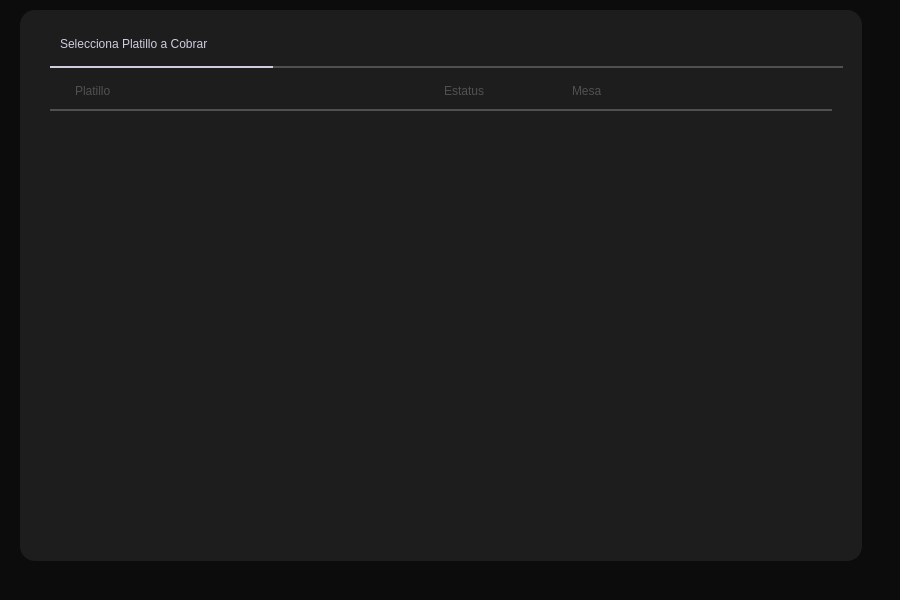
Qt form Restaurante/Cajero/principal_cajero.ui (camvaz/restaurante-ihc) before a commit.
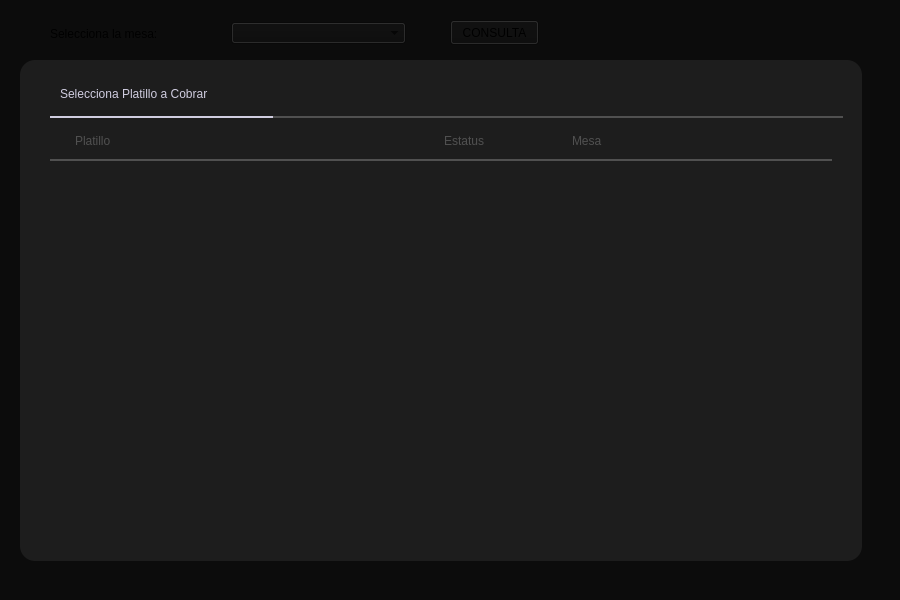
The same form after that commit.

```diff
--- a/Restaurante/Cajero/principal_cajero.ui
+++ b/Restaurante/Cajero/principal_cajero.ui
@@ -21,15 +21,15 @@
     <property name="geometry">
      <rect>
       <x>20</x>
-      <y>10</y>
+      <y>60</y>
       <width>842</width>
-      <height>551</height>
+      <height>501</height>
      </rect>
     </property>
     <property name="minimumSize">
      <size>
       <width>842</width>
-      <height>551</height>
+      <height>450</height>
      </size>
     </property>
     <property name="maximumSize">
@@ -375,7 +375,7 @@
             <x>0</x>
             <y>0</y>
             <width>780</width>
-            <height>406</height>
+            <height>356</height>
            </rect>
           </property>
           <layout class="QGridLayout" name="gridLayout_11">
@@ -397,6 +397,41 @@
      </item>
     </layout>
    </widget>
+   <widget class="QWidget" name="layoutWidget">
+    <property name="geometry">
+     <rect>
+      <x>50</x>
+      <y>20</y>
+      <width>356</width>
+      <height>27</height>
+     </rect>
+    </property>
+    <layout class="QHBoxLayout" name="horizontalLayout_4">
+     <item>
+      <widget class="QLabel" name="label_5">
+       <property name="text">
+        <string>Selecciona la mesa:</string>
+       </property>
+      </widget>
+     </item>
+     <item>
+      <widget class="QComboBox" name="comboBox"/>
+     </item>
+    </layout>
+   </widget>
+   <widget class="QPushButton" name="btn_consulta">
+    <property name="geometry">
+     <rect>
+      <x>450</x>
+      <y>20</y>
+      <width>89</width>
+      <height>25</height>
+     </rect>
+    </property>
+    <property name="text">
+     <string>CONSULTA</string>
+    </property>
+   </widget>
   </widget>
   <widget class="QMenuBar" name="menubar">
    <property name="geometry">
```
Left out of the diff: 11 changed lines with no effect on the pictures.
